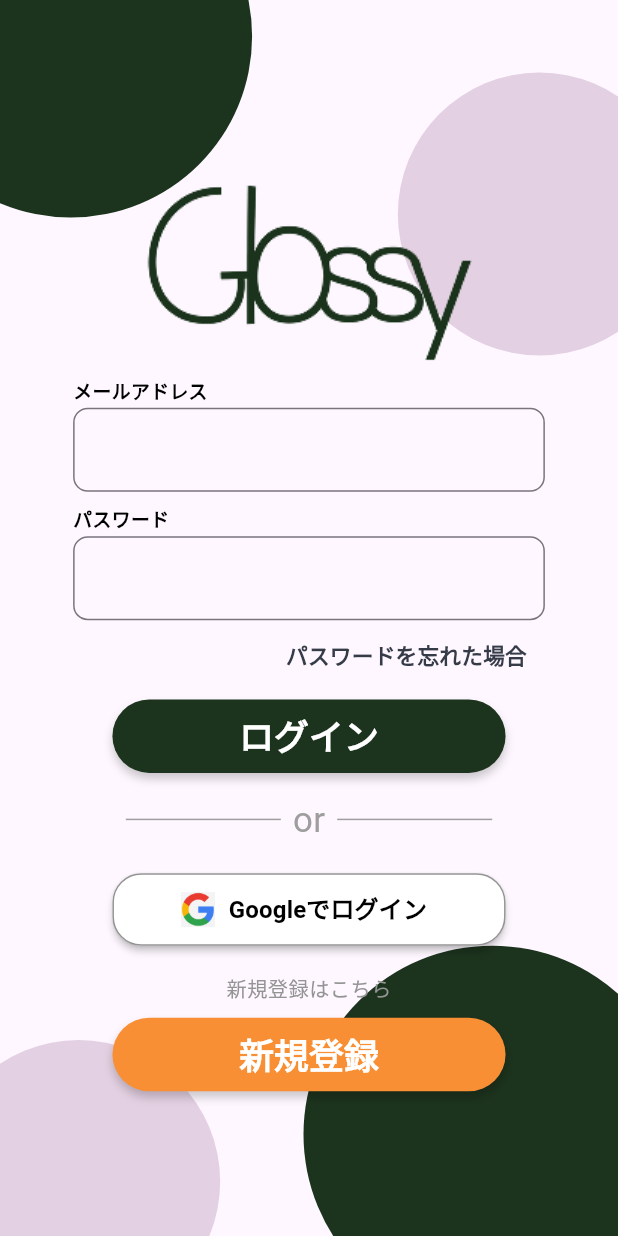
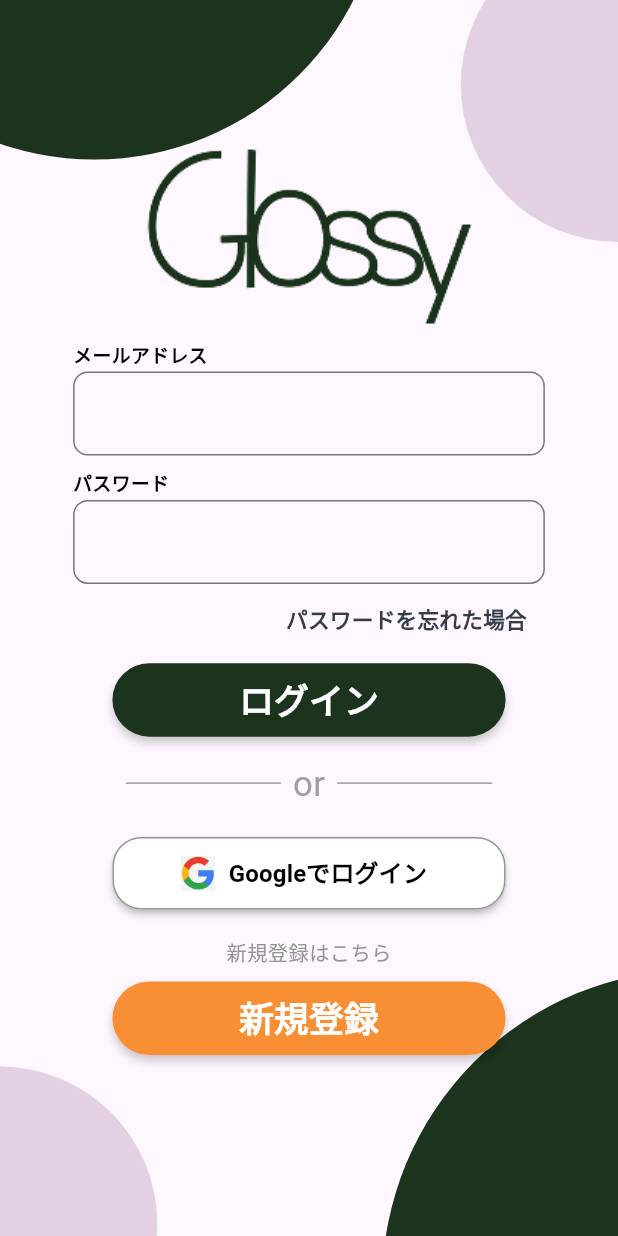
Before and after one commit to KIwata215/Glossy_front, a Flutter app: the screen it shows after launch, on a phone screen of 412 x 824 dp. Run offline on Flutter 3.47's test engine with Material 3 defaults, Android fonts, the phone set to English and light mode, and no system bars; our stand-ins replace flutter_screenutil, google_fonts.

Commit message:
update:背景の円の大きさなど微調整しました

```diff
--- a/glossy/lib/ui/login_screen/Login_Screen.dart
+++ b/glossy/lib/ui/login_screen/Login_Screen.dart
@@ -3,6 +3,7 @@
 import 'package:glossy/component/Button.dart';
 import 'package:glossy/component/Textformfield.dart';
 import 'package:glossy/res/Color.dart';
+import 'package:glossy/ui/register_screen/Register_Screen.dart';
 
 class LoginScreen extends StatefulWidget{
   State<LoginScreen> createState() => _LoginScreenState();
@@ -16,13 +17,13 @@
     return Scaffold(
       body: Stack(
         children: [
-          // 左上の緑の円
+         // 左上の緑の円
           Positioned(
-            top: -100.h,
-            left: -80.w,
+            top: -290.h,
+            left: -140.w,
             child: Container(
-              width: 250.w,
-              height: 250.h,
+              width: 400.w,
+              height: 400.h,
               decoration: BoxDecoration(
                 color: AppColors.customgreen,
                 shape: BoxShape.circle,
@@ -32,11 +33,11 @@
 
           // 右上の薄紫の円
           Positioned(
-            top: 50.h,
-            right: -40.w,
+            top: -50.h,
+            right: -100.w,
             child: Container(
-              width: 180.w,
-              height: 180.w,
+              width: 200.w,
+              height: 200.w,
               decoration: BoxDecoration(
                 color: AppColors.custompurple,
                 shape: BoxShape.circle,
@@ -46,11 +47,11 @@
 
           // 右下の緑の円
           Positioned(
-            bottom: -60.h,
-            right: -40.w,
+            bottom: -250.h,
+            right: -250.w,
             child: Container(
-              width: 240.w,
-              height: 240.w,
+              width: 400.w,
+              height: 400.w,
               decoration: BoxDecoration(
                 color: AppColors.customgreen,
                 shape: BoxShape.circle,
@@ -59,11 +60,11 @@
           ),
           // 左下の薄紫の円
           Positioned(
-            bottom: -60.h,
-            left: -40.w,
+            bottom: -100.h,
+            left: -100.w,
             child: Container(
-              width: 180.w,
-              height: 180.w,
+              width: 200.w,
+              height: 200.w,
               decoration: BoxDecoration(
                 color: AppColors.custompurple,
                 shape: BoxShape.circle,
@@ -73,7 +74,7 @@
           Center(
             child: Column(
               children: [
-                SizedBox(height: 125.h),
+                SizedBox(height: 100.h),
                 Image.asset(
                   'assets/images/glossy_logo.png',
                 ),
@@ -81,13 +82,12 @@
                 //Email_Textformfieldの呼び出し
                 Email_Textformfield(
                   controller: email_controller,
-                  labelText: "メールアドレス",
                   width: 300.w,
                 ),
                 SizedBox(height: 10.h),
                 Password_Textformfield(
                   controller:password_controller,
-                  labelText: "パスワード",
+
                   width: 300.w
                 ),
                 SizedBox(height: 5.h),
@@ -146,8 +146,12 @@
                 //新規登録ボタン
                 NewregistrationButton(
                   onPressed: (){
-                    //⭐︎Todo 新規登録画面への遷移処理
-
+                    //新規登録画面への遷移
+                    Navigator.push(context,
+                      MaterialPageRoute(
+                        builder: (context) => RegisterScreen(),
+                      )
+                    );
                   },
                 ),
               ],
```
